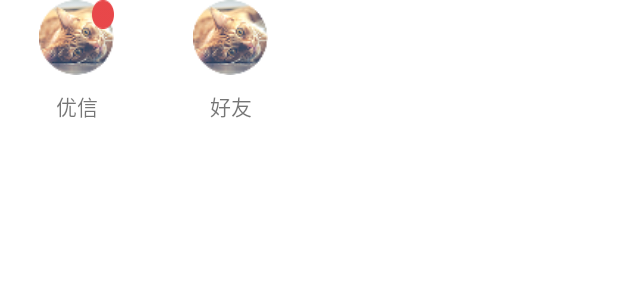
After one commit to huangmingliang/IM_Demo2, an Android app: the layout activity_me.xml on its own in the app's theme, with its tools: preview values and no code run, on a phone screen of 412 x 824 dp. The commit adds this screen. Shown: the top 300 px of the screen. Run offline under Robolectric (Android 15) with nearby library versions, the phone set to English and light mode, and no system bars.

Commit message:
添加了个人首页和ip地址设置

```diff
--- a/app/build.gradle
+++ b/app/build.gradle
@@ -25,9 +25,9 @@ dependencies {
     androidTestCompile('com.android.support.test.espresso:espresso-core:2.2.2', {
         exclude group: 'com.android.support', module: 'support-annotations'
     })
-    compile 'com.android.support.constraint:constraint-layout:1.0.2'
-    testCompile 'junit:junit:4.12'
     compile project(':ui')
     compile project(':moments')
     compile project(':sdk')
+    compile 'com.android.support.constraint:constraint-layout:1.0.2'
+    testCompile 'junit:junit:4.12'
 }
--- a/app/src/main/java/com/example/demo_im/ui/SplashActivity.java
+++ b/app/src/main/java/com/example/demo_im/ui/SplashActivity.java
@@ -193,7 +193,7 @@ public class SplashActivity extends FragmentActivity implements SplashView,TIMCa
         }*/
 //        MiPushClient.clearNotification(getApplicationContext());
         Log.d(TAG, "hml imsdk env " + TIMManager.getInstance().getEnv());
-        Intent intent = new Intent(this, HomeActivity.class);
+        Intent intent = new Intent(this, MeActivity.class);
         startActivity(intent);
         finish();
     }
--- /dev/null
+++ b/app/src/main/res/layout/activity_me.xml
@@ -0,0 +1,90 @@
+<?xml version="1.0" encoding="utf-8"?>
+<LinearLayout xmlns:android="http://schemas.android.com/apk/res/android"
+    xmlns:tools="http://schemas.android.com/tools"
+    android:layout_width="match_parent"
+    android:layout_height="match_parent"
+    tools:context="com.example.demo_im.ui.MeActivity"
+    android:orientation="vertical">
+
+    <LinearLayout
+        android:layout_width="match_parent"
+        android:layout_height="80dp"
+        android:orientation="horizontal">
+
+        <RelativeLayout
+            android:layout_width="0dp"
+            android:layout_height="match_parent"
+            android:layout_weight="1">
+
+            <ImageView
+                android:id="@+id/meImg1"
+                android:layout_width="50dp"
+                android:layout_height="50dp"
+                android:layout_centerHorizontal="true"
+                android:src="@drawable/head" />
+
+            <TextView
+                android:id="@+id/msgCount1"
+                android:layout_width="wrap_content"
+                android:layout_height="wrap_content"
+                android:layout_alignEnd="@+id/meImg1"
+                android:layout_alignParentTop="true"
+                android:background="@drawable/point1" />
+
+            <TextView
+                android:layout_width="wrap_content"
+                android:layout_height="wrap_content"
+                android:layout_below="@+id/meImg1"
+                android:layout_centerHorizontal="true"
+                android:layout_marginTop="10dp"
+                android:text="@string/home_conversation_tab" />
+
+        </RelativeLayout>
+
+        <RelativeLayout
+            android:layout_width="0dp"
+            android:layout_height="match_parent"
+            android:layout_weight="1">
+
+            <ImageView
+                android:id="@+id/meImg2"
+                android:layout_width="50dp"
+                android:layout_height="50dp"
+                android:layout_centerHorizontal="true"
+                android:src="@drawable/head" />
+
+            <TextView
+                android:id="@+id/msgCount2"
+                android:layout_width="wrap_content"
+                android:layout_height="wrap_content"
+                android:layout_alignEnd="@+id/meImg2"
+                android:layout_alignParentTop="true" />
+
+            <TextView
+                android:layout_width="wrap_content"
+                android:layout_height="wrap_content"
+                android:layout_below="@+id/meImg2"
+                android:layout_centerHorizontal="true"
+                android:layout_marginTop="10dp"
+                android:text="@string/home_contact_tab2" />
+
+        </RelativeLayout>
+
+        <LinearLayout
+            android:layout_width="0dp"
+            android:layout_height="match_parent"
+            android:layout_weight="1">
+
+        </LinearLayout>
+
+        <LinearLayout
+            android:layout_width="0dp"
+            android:layout_height="match_parent"
+            android:layout_weight="1">
+
+        </LinearLayout>
+
+    </LinearLayout>
+
+
+</LinearLayout>
--- a/app/src/main/res/layout/fragment_setting.xml
+++ b/app/src/main/res/layout/fragment_setting.xml
@@ -104,4 +104,5 @@
         android:layout_marginRight="10dp"
         android:text="@string/setting_logout"/>
 
+
 </LinearLayout>
--- a/tlslibrary/src/main/java/com/tencent/qcloud/tlslibrary/activity/IndependentLoginActivity.java
+++ b/tlslibrary/src/main/java/com/tencent/qcloud/tlslibrary/activity/IndependentLoginActivity.java
@@ -86,6 +86,7 @@ public class IndependentLoginActivity extends Activity {
         ynlService.initAccountLoginService(this,
                 (EditText) findViewById(MResource.getIdByName(getApplication(), "id", "username")),
                 (EditText) findViewById(MResource.getIdByName(getApplication(), "id", "password")),
+                (EditText) findViewById(MResource.getIdByName(getApplication(), "id", "url")),
                 (Button) findViewById(MResource.getIdByName(getApplication(), "id", "btn_login")));
     }
 
--- a/tlslibrary/src/main/java/com/tencent/qcloud/tlslibrary/http/YnlAccountHelper.java
+++ b/tlslibrary/src/main/java/com/tencent/qcloud/tlslibrary/http/YnlAccountHelper.java
@@ -27,6 +27,7 @@ public class YnlAccountHelper {
     private final String ID="identifier";
     private final String SIGN="userSig";
     private Context context;
+
 
     static  public YnlAccountHelper getInstance(){
         synchronized (YnlAccountHelper.class){
@@ -58,10 +59,9 @@ public class YnlAccountHelper {
 
 
 
-    public void ynlLogin(final String identifier, String password, final YnlPwdLoginListener listener){
-        String baseUrl="http://192.168.4.42:81/";
+    public void ynlLogin(final String identifier, String password,String url,final YnlPwdLoginListener listener){
         Retrofit retrofit = new Retrofit.Builder()
-                .baseUrl(baseUrl)
+                .baseUrl(url)
                 .addConverterFactory(GsonConverterFactory.create())
                 .build();
         LoginService loginService=retrofit.create(LoginService.class);
```
Also changed, not shown: app/src/main/AndroidManifest.xml (+40 -35 lines), app/src/main/java/com/example/demo_im/ui/MeActivity.java (added, +160 -0 lines), tlslibrary/src/main/java/com/tencent/qcloud/tlslibrary/http/YnlAccountLoginService.java (+8 -4 lines), tlslibrary/src/main/java/com/tencent/qcloud/tlslibrary/http/YnlService.java (+5 -4 lines), tlslibrary/src/main/res/layout/tencent_tls_ui_activity_independent_login.xml (+11 -0 lines).
